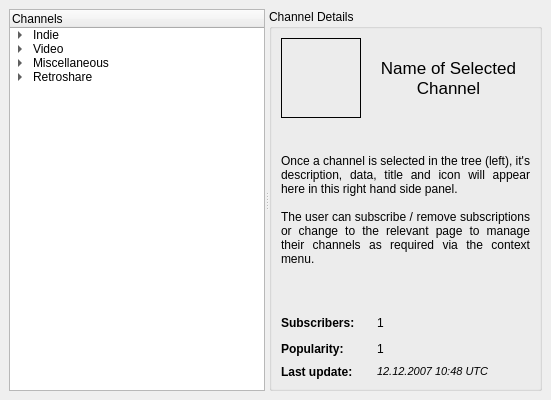
This is retroshare-gui/src/gui/channels/ChannelBrowserDialog.ui in RetroShare/RetroShare as Qt 5 draws it before an edit. The edited form follows.
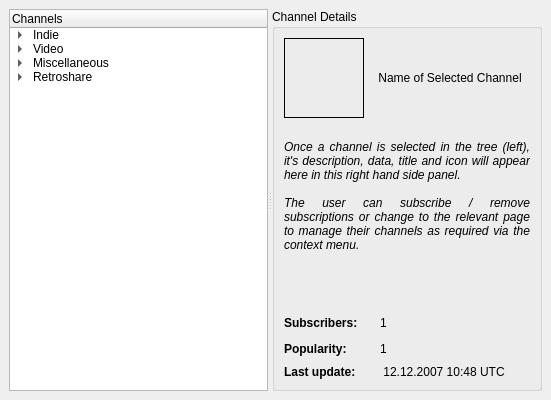
This is the edited form. Icons and pictures are not drawn.

Commit message: Updated Language Files and some of the gui. There are still lots more HTML tags to remove from the other files. This is important - as it makes the translators job so much harder!

```diff
--- a/retroshare-gui/src/gui/channels/ChannelBrowserDialog.ui
+++ b/retroshare-gui/src/gui/channels/ChannelBrowserDialog.ui
@@ -284,10 +284,7 @@
               </size>
              </property>
              <property name="text" >
-              <string>&lt;html>&lt;head>&lt;meta name="qrichtext" content="1" />&lt;style type="text/css">
-p, li { white-space: pre-wrap; }
-&lt;/style>&lt;/head>&lt;body style=" font-family:'Sans Serif'; font-size:9pt; font-weight:400; font-style:normal; text-decoration:none;">
-&lt;p style=" margin-top:0px; margin-bottom:0px; margin-left:0px; margin-right:0px; -qt-block-indent:0; text-indent:0px;">&lt;span style=" font-size:13pt;">Name of Selected Channel&lt;/span>&lt;/p>&lt;/body>&lt;/html></string>
+              <string>Name of Selected Channel</string>
              </property>
              <property name="alignment" >
               <set>Qt::AlignCenter</set>
@@ -350,10 +347,7 @@
             </sizepolicy>
            </property>
            <property name="text" >
-            <string>&lt;html>&lt;head>&lt;meta name="qrichtext" content="1" />&lt;style type="text/css">
-p, li { white-space: pre-wrap; }
-&lt;/style>&lt;/head>&lt;body style=" font-family:'Sans Serif'; font-size:9pt; font-weight:400; font-style:normal; text-decoration:none;">
-&lt;p style=" margin-top:0px; margin-bottom:0px; margin-left:0px; margin-right:0px; -qt-block-indent:0; text-indent:0px;">&lt;span style=" font-size:8pt; font-style:italic;">12.12.2007 10:48 UTC&lt;/span>&lt;/p>&lt;/body>&lt;/html></string>
+            <string> 12.12.2007 10:48 UTC</string>
            </property>
           </widget>
          </item>
@@ -440,10 +434,7 @@
             </font>
            </property>
            <property name="text" >
-            <string>&lt;html>&lt;head>&lt;meta name="qrichtext" content="1" />&lt;style type="text/css">
-p, li { white-space: pre-wrap; }
-&lt;/style>&lt;/head>&lt;body style=" font-family:'Sans Serif'; font-size:9pt; font-weight:400; font-style:italic; text-decoration:none;">
-            &lt;p style=" margin-top:0px; margin-bottom:0px; margin-left:0px; margin-right:0px; -qt-block-indent:0; text-indent:0px;">&lt;span style=" font-style:normal;">Once a channel is selected in the tree (left), it's description, data, title and icon will appear here in this right hand side panel.&lt;br>&lt;br>The user can subscribe / remove subscriptions or change to the relevant page to manage their channels as required via the context menu. &lt;/span>&lt;/p>&lt;/body>&lt;/html></string>
+            <string> Once a channel is selected in the tree (left), it's description, data, title and icon will appear here in this right hand side panel.&lt;br>&lt;br>The user can subscribe / remove subscriptions or change to the relevant page to manage their channels as required via the context menu. </string>
            </property>
            <property name="alignment" >
             <set>Qt::AlignJustify|Qt::AlignTop</set>
```
The commit also changes 49 other files.
